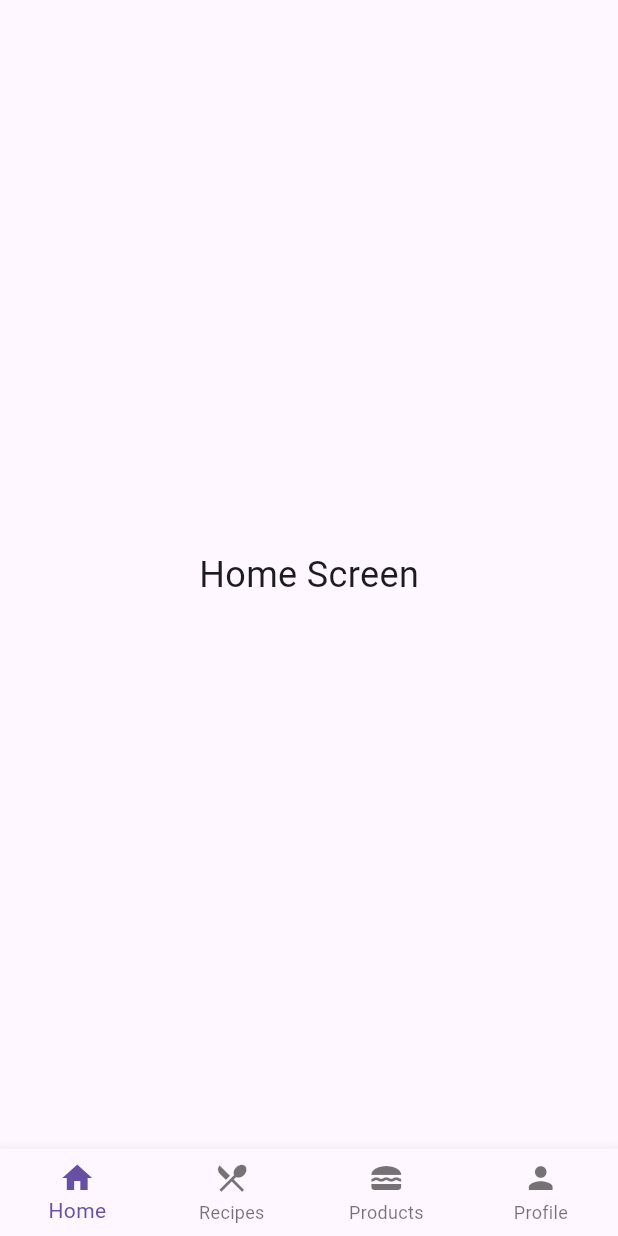
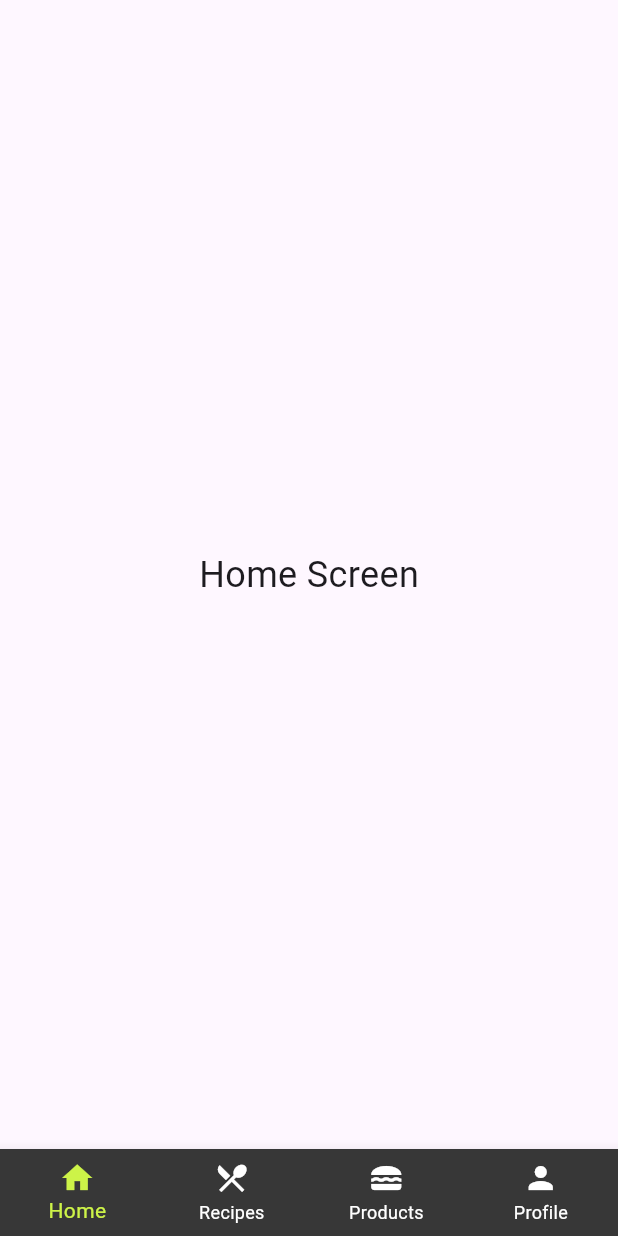
Before and after one commit to jaqubm/calorieCounter_frontend, a Flutter app: the screen it shows after launch, on a phone screen of 412 x 824 dp. Run offline on Flutter 3.47's test engine with Material 3 defaults, Android fonts, the phone set to English and light mode, and no system bars; our stand-ins replace flutter_dotenv, google_sign_in.

Commit message:
set style of navigation bar

```diff
--- a/lib/widgets/bottom_navigation_bar.dart
+++ b/lib/widgets/bottom_navigation_bar.dart
@@ -30,6 +30,11 @@ class BottomNavBar extends StatelessWidget {
       currentIndex: currentIndex,
       onTap: onItemTapped,
       type: BottomNavigationBarType.fixed,
+      backgroundColor: Color(0xFF373737),
+      selectedItemColor: Color(0xFFCDF348),
+      unselectedItemColor: Colors.white,
+      selectedLabelStyle: TextStyle(color: Color(0xFFCDF348)),
+      unselectedLabelStyle: TextStyle(color: Colors.white),
     );
   }
 }
```
